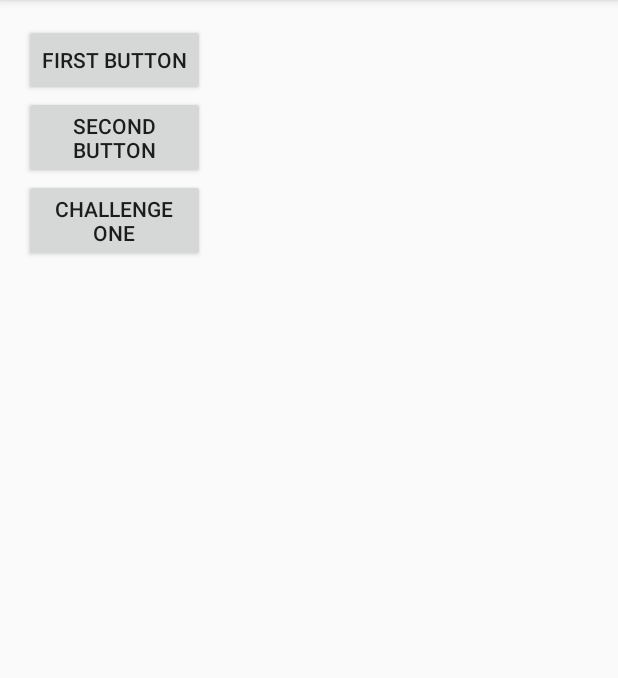
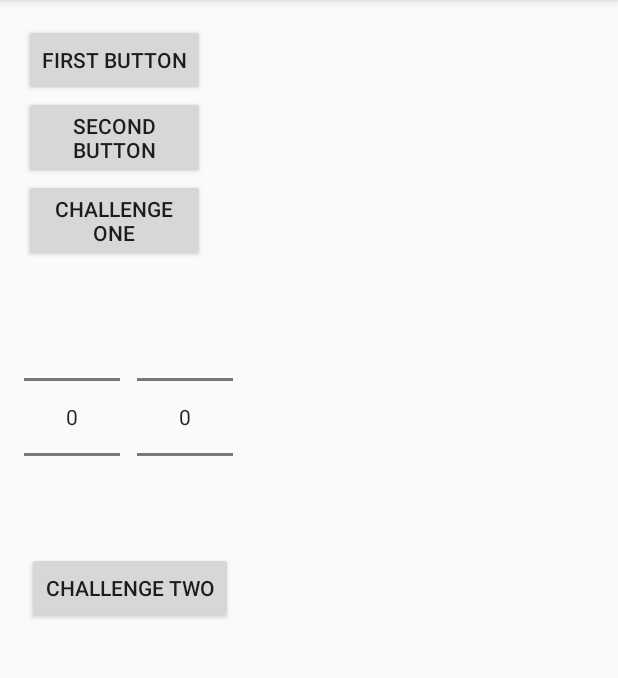
Before and after one commit to smruthibalajee/Android, an Android app: the screen it shows after launch (SynthesizerActivity), on a phone screen of 412 x 824 dp, the part 84-762 px from its top. Run offline under Robolectric (Android 15) with nearby library versions, the light colour scheme and no system bars; 4 statements that could not run were skipped.

Commit message:
First challenge done

```diff
--- a/Synthesizer/app/src/main/java/org/pltw/example/synthesizer/SynthesizerActivity.java
+++ b/Synthesizer/app/src/main/java/org/pltw/example/synthesizer/SynthesizerActivity.java
@@ -1,18 +1,24 @@
 package org.pltw.example.synthesizer;
 
 import android.media.MediaPlayer;
+import android.provider.MediaStore;
 import android.support.v7.app.AppCompatActivity;
 import android.os.Bundle;
 import android.util.Log;
 import android.view.View;
 import android.widget.Button;
+import android.widget.NumberPicker;
 
 public class SynthesizerActivity extends AppCompatActivity {
     private final int WHOLE_NOTE = 1000;
+    private final int HALF_NOTE = 500;
     private static final String TAG = SynthesizerActivity.class.getName();
     private Button button1;
     private Button button2;
     private Button challenge1;
+    private Button challenge2;
+    private NumberPicker note;
+    private NumberPicker iterations;
 
     private MediaPlayer mpA;
     private MediaPlayer mpB;
@@ -23,6 +29,8 @@ public class SynthesizerActivity extends AppCompatActivity {
     private MediaPlayer mpF;
     private MediaPlayer mpFs;
 
+    MediaPlayer[] noteArray = {mpA, mpB, mpC, mpCs, mpD, mpE, mpF, mpFs};
+
     @Override
     protected void onCreate(Bundle savedInstanceState) {
         super.onCreate(savedInstanceState);
@@ -30,6 +38,7 @@ public class SynthesizerActivity extends AppCompatActivity {
         button1 = (Button) findViewById(R.id.button1);
         button2 = (Button) findViewById(R.id.button2);
         challenge1 = (Button) findViewById(R.id.challenge1);
+        challenge2 = (Button) findViewById(R.id.challenge2);
         mpA = MediaPlayer.create(this, R.raw.scalea);
         mpB = MediaPlayer.create(this, R.raw.scaleb);
         mpC = MediaPlayer.create(this, R.raw.scalec);
@@ -38,6 +47,10 @@ public class SynthesizerActivity extends AppCompatActivity {
         mpE = MediaPlayer.create(this, R.raw.scalee);
         mpF = MediaPlayer.create(this, R.raw.scalef);
         mpFs = MediaPlayer.create(this, R.raw.scalefs);
+        note.setMinValue(0);
+        note.setMaxValue(8);
+        iterations.setMinValue(0);
+        iterations.setMaxValue(8);
     }
 
     private void delayPlaying(int delay) throws InterruptedException {
@@ -82,4 +95,17 @@ public class SynthesizerActivity extends AppCompatActivity {
         }
     }
 
+    public void onButtonCHL2Click(View v) {
+        try {
+            for(int i = 0; i < iterations.getValue(); i++) {
+                noteArray[note.getValue()].seekTo(0);
+                noteArray[note.getValue()].start();
+                delayPlaying(WHOLE_NOTE);
+            }
+        }
+        catch (InterruptedException e) {
+            e.printStackTrace();
+        }
     }
+
+    }
--- a/Synthesizer/app/src/main/res/layout/activity_synthesizer.xml
+++ b/Synthesizer/app/src/main/res/layout/activity_synthesizer.xml
@@ -7,7 +7,8 @@
     android:paddingLeft="@dimen/activity_horizontal_margin"
     android:paddingRight="@dimen/activity_horizontal_margin"
     android:paddingTop="@dimen/activity_vertical_margin"
-    tools:context="org.pltw.example.synthesizer.SynthesizerActivity">
+    tools:context="org.pltw.example.synthesizer.SynthesizerActivity"
+    android:id="@+id/Iterations">
 
     <Button
         android:layout_width="wrap_content"
@@ -33,4 +34,29 @@
         android:layout_alignEnd="@+id/button2"
         android:id="@+id/challenge1"
         android:onClick="onButtonCHL1Click"/>
+
+    <NumberPicker
+        android:layout_width="wrap_content"
+        android:layout_height="wrap_content"
+        android:layout_below="@+id/challenge1"
+        android:layout_alignParentStart="true"
+        android:layout_marginTop="13dp"
+        android:id="@+id/note" />
+
+    <NumberPicker
+        android:layout_width="wrap_content"
+        android:layout_height="wrap_content"
+        android:layout_alignTop="@+id/note"
+        android:layout_toEndOf="@+id/note"
+        android:layout_marginStart="11dp"
+        android:id="@+id/iterations" />
+
+    <Button
+        android:text="@string/challenge2"
+        android:layout_width="wrap_content"
+        android:layout_height="wrap_content"
+        android:layout_below="@+id/note"
+        android:layout_alignEnd="@+id/iterations"
+        android:id="@+id/challenge2"
+        android:onClick="onButtonCHL1Click"/>
 </RelativeLayout>
--- a/Synthesizer/app/src/main/res/values/strings.xml
+++ b/Synthesizer/app/src/main/res/values/strings.xml
@@ -3,4 +3,5 @@
     <string name="button1">First Button</string>
     <string name="button2">Second Button</string>
     <string name="challenge1">Challenge One</string>
+    <string name="challenge2">Challenge Two</string>
 </resources>
```
